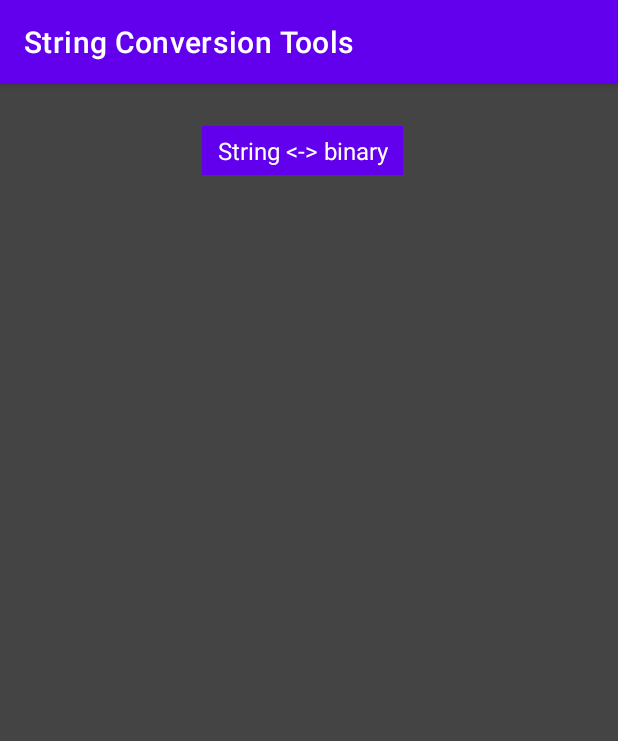
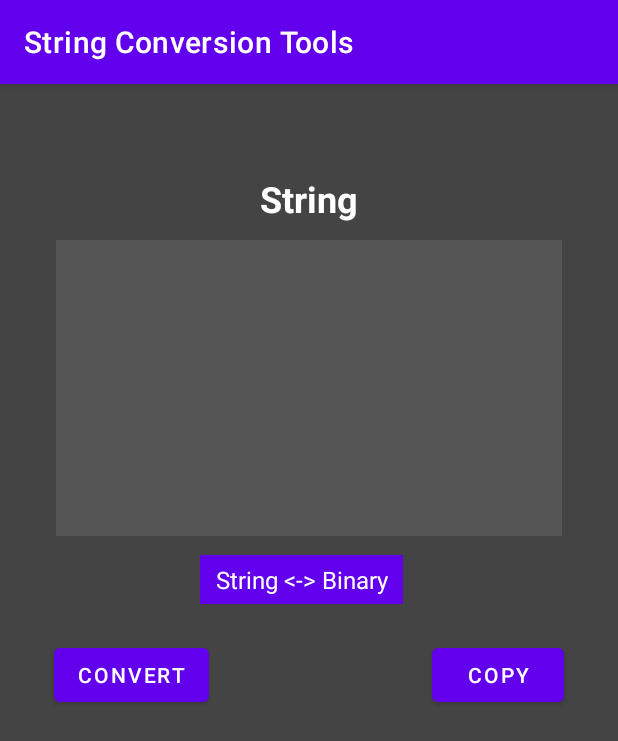
Before and after one commit to pinguXpingu/pinguXconvertor, an Android app: the stringtools screen opened directly, with no data from a screen before it, on a phone screen of 412 x 824 dp. Shown: the top 741 px of the screen. Run offline under Robolectric (Android 15) with nearby library versions, the phone set to English and light mode, and no system bars.

Commit message:
added conversion functions

```diff
--- a/app/src/main/res/layout/activity_stringtools.xml
+++ b/app/src/main/res/layout/activity_stringtools.xml
@@ -7,15 +7,71 @@
     android:background="#444"
     tools:context=".stringtools">
 
+    <TextView
+        android:id="@+id/label_String"
+        android:layout_width="wrap_content"
+        android:layout_height="wrap_content"
+        android:layout_marginTop="60dp"
+        android:text="String"
+        android:textColor="@color/white"
+        android:textSize="24dp"
+        android:textStyle="bold"
+        app:layout_constraintEnd_toEndOf="parent"
+        app:layout_constraintStart_toStartOf="parent"
+        app:layout_constraintTop_toTopOf="parent" />
+
+    <EditText
+        android:id="@+id/stringText"
+        android:layout_width="337dp"
+        android:layout_height="197dp"
+        android:layout_marginTop="104dp"
+        android:background="#555"
+        android:ems="10"
+        android:gravity="start|top"
+        android:inputType="textMultiLine"
+        android:textColor="@color/white"
+        app:layout_constraintEnd_toEndOf="parent"
+        app:layout_constraintHorizontal_bias="0.5"
+        app:layout_constraintStart_toStartOf="parent"
+        app:layout_constraintTop_toTopOf="parent" />
+
     <Spinner
         android:id="@+id/spinner_crypt"
         android:layout_width="wrap_content"
         android:layout_height="wrap_content"
+        android:layout_marginTop="295dp"
+        android:layout_marginBottom="340dp"
         android:background="@null"
         android:textAlignment="center"
-        android:layout_marginTop="28dp"
+        app:layout_constraintBottom_toBottomOf="parent"
         app:layout_constraintEnd_toEndOf="parent"
-        app:layout_constraintHorizontal_bias="0.5"
+        app:layout_constraintHorizontal_bias="0.498"
+        app:layout_constraintStart_toStartOf="parent"
+        app:layout_constraintTop_toTopOf="parent"
+        app:layout_constraintVertical_bias="0.188" />
+
+    <Button
+        android:id="@+id/convertButton"
+        android:layout_width="wrap_content"
+        android:layout_height="wrap_content"
+        android:layout_marginStart="36dp"
+        android:layout_marginTop="360dp"
+        android:layout_marginBottom="340dp"
+        android:text="Convert"
+        app:layout_constraintBottom_toBottomOf="parent"
         app:layout_constraintStart_toStartOf="parent"
         app:layout_constraintTop_toTopOf="parent" />
+
+    <Button
+        android:id="@+id/copyButton"
+        android:layout_width="wrap_content"
+        android:layout_height="wrap_content"
+        android:layout_marginTop="360dp"
+        android:layout_marginEnd="36dp"
+        android:layout_marginBottom="340dp"
+        android:text="Copy"
+        app:layout_constraintBottom_toBottomOf="parent"
+        app:layout_constraintEnd_toEndOf="parent"
+        app:layout_constraintTop_toTopOf="parent" />
+
 </androidx.constraintlayout.widget.ConstraintLayout>
```
Also changed, not shown: app/src/main/java/com/pingux/pinguxconvertor/MainActivity.java (+0 -9 lines), app/src/main/java/com/pingux/pinguxconvertor/stringtools.java (+93 -6 lines).
